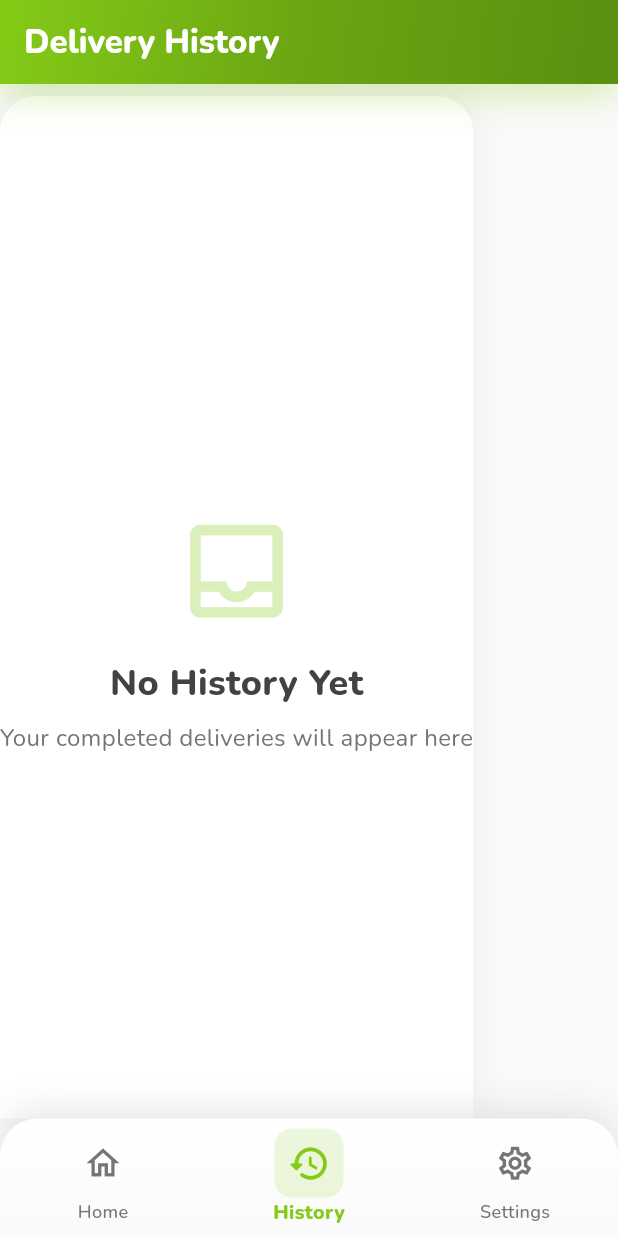
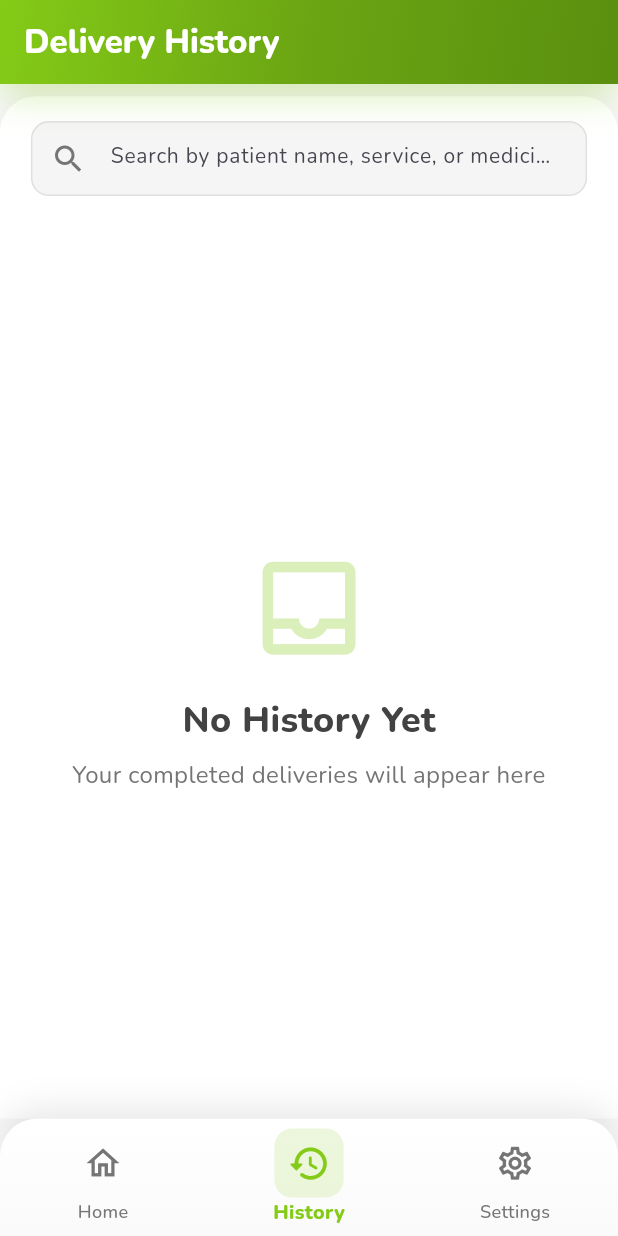
Before and after one commit to shahinshpbr10/DriverApp, a Flutter app: the screen it shows once a user with an empty profile is signed in, item 2 of the bottom bar chosen, on a phone screen of 412 x 824 dp. Run offline on Flutter 3.47's test engine with Material 3 defaults, Android fonts, the phone set to English and light mode, and no system bars; our stand-ins replace cloud_firestore, device_preview, firebase_auth, firebase_core, firebase_storage, image_picker and 1 more; missing offline and left inert: flutter_searchable_dropdown; accounts and stored records are empty.

Commit message:
search bar and etc

```diff
--- a/lib/pages/history_page.dart
+++ b/lib/pages/history_page.dart
@@ -228,34 +228,34 @@ class _HistoryPageState extends State<HistoryPage>
               SizedBox(height: height * 0.02),
 
               // Search Bar with minimal rebuild approach
-              // Container(
-              //   margin: EdgeInsets.symmetric(horizontal: width * 0.05),
-              //   decoration: BoxDecoration(
-              //     color: Colors.grey[100],
-              //     borderRadius: BorderRadius.circular(12),
-              //     border: Border.all(color: Colors.grey[300]!),
-              //   ),
-              //   child: TextField(
-              //     style: AppTextStyles.smallBodyText,
-              //     controller: _searchController,
-              //     onChanged: _onSearchChanged,
-              //     decoration: InputDecoration(
-              //       hintText: 'Search by patient name, service, or medicine...',
-              //       prefixIcon: Icon(Icons.search, color: Colors.grey[600]),
-              //       suffixIcon: _searchController.text.isNotEmpty
-              //           ? IconButton(
-              //         icon: Icon(Icons.clear, color: Colors.grey[600]),
-              //         onPressed: () {
-              //
-              //           _onSearchChanged('');
-              //         },
-              //       )
-              //           : null,
-              //       border: InputBorder.none,
-              //       contentPadding: EdgeInsets.symmetric(horizontal: 16, vertical: 12),
-              //     ),
-              //   ),
-              // ),
+              Container(
+                margin: EdgeInsets.symmetric(horizontal: width * 0.05),
+                decoration: BoxDecoration(
+                  color: Colors.grey[100],
+                  borderRadius: BorderRadius.circular(12),
+                  border: Border.all(color: Colors.grey[300]!),
+                ),
+                child: TextField(
+                  style: AppTextStyles.smallBodyText,
+                  controller: _searchController,
+                  onChanged: _onSearchChanged,
+                  decoration: InputDecoration(
+                    hintText: 'Search by patient name, service, or medicine...',
+                    prefixIcon: Icon(Icons.search, color: Colors.grey[600]),
+                    suffixIcon: _searchController.text.isNotEmpty
+                        ? IconButton(
+                      icon: Icon(Icons.clear, color: Colors.grey[600]),
+                      onPressed: () {
+
+                        _onSearchChanged('');
+                      },
+                    )
+                        : null,
+                    border: InputBorder.none,
+                    contentPadding: EdgeInsets.symmetric(horizontal: 16, vertical: 12),
+                  ),
+                ),
+              ),
 
               SizedBox(height: height * 0.02),
               Expanded(
```
